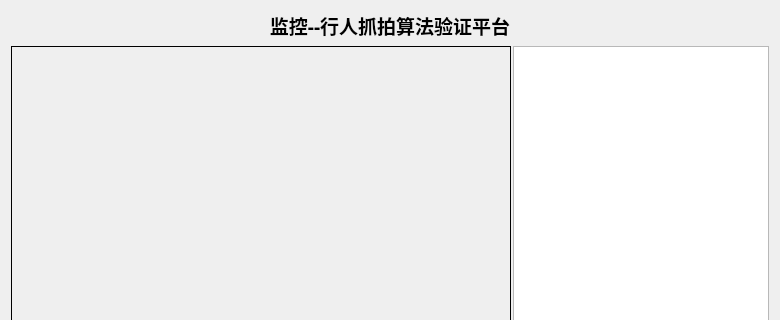
Above: VFR_algorithm/VFR_algorithm.ui from zhw201906/VFR_system before the change; both pictures show x 0 to 780 and y 0 to 320 of the 780 by 580 pixel window. Below: the same form after it.
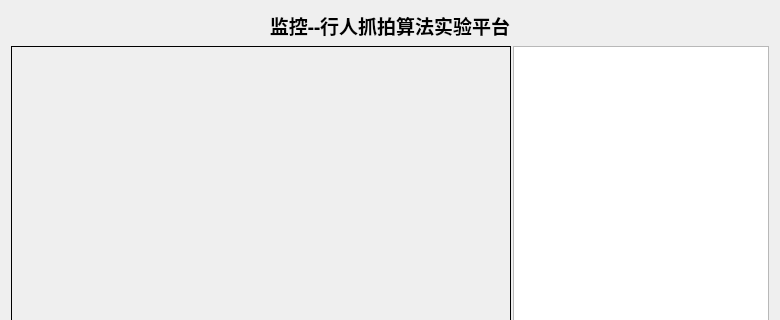
That is the form after the change.

Commit message: 完善算法测试平台

```diff
--- a/VFR_algorithm/VFR_algorithm.ui
+++ b/VFR_algorithm/VFR_algorithm.ui
@@ -37,7 +37,7 @@
       </font>
      </property>
      <property name="text">
-      <string>监控--行人抓拍算法验证平台</string>
+      <string>监控--行人抓拍算法实验平台</string>
      </property>
      <property name="alignment">
       <set>Qt::AlignCenter</set>
```
The commit also changes 14 other files.
